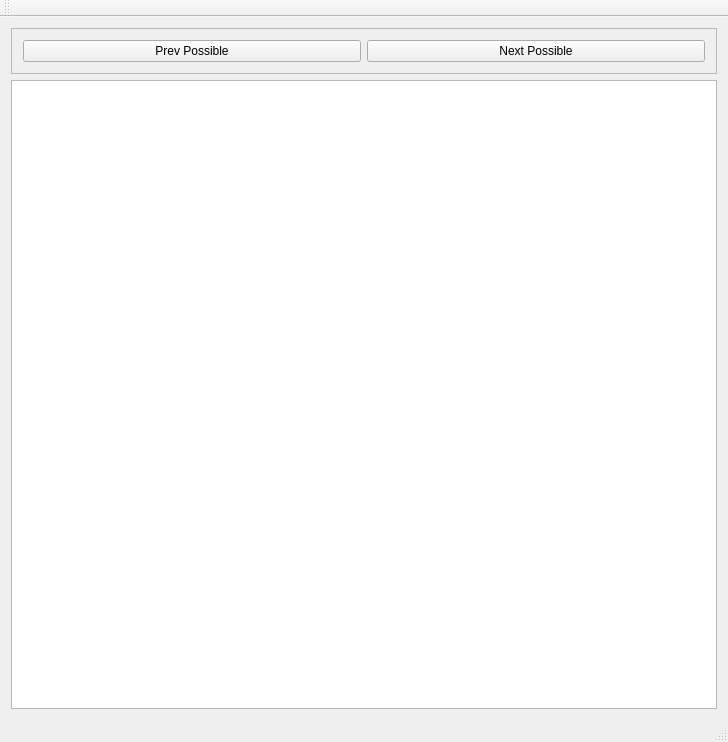
This is mainwindow.ui in AdamSLevy/Checkers_QtGUI as Qt 5 draws it before an edit. The edited form follows.
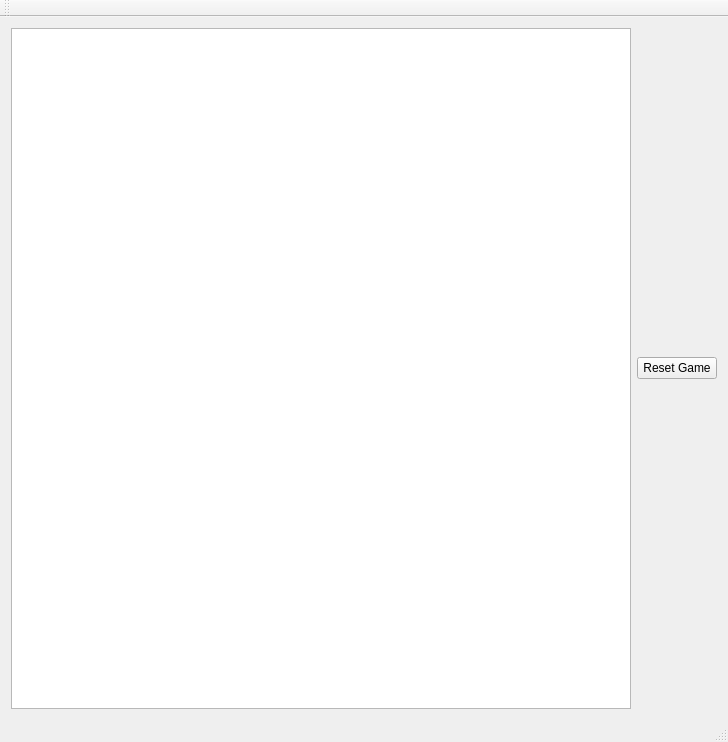
This is the edited form.

Commit message: Reset board button

```diff
--- a/mainwindow.ui
+++ b/mainwindow.ui
@@ -14,36 +14,17 @@
    <string>MainWindow</string>
   </property>
   <widget class="QWidget" name="centralWidget">
-   <layout class="QVBoxLayout" name="verticalLayout">
-    <item>
-     <widget class="QFrame" name="frame_2">
-      <property name="frameShape">
-       <enum>QFrame::StyledPanel</enum>
-      </property>
-      <property name="frameShadow">
-       <enum>QFrame::Raised</enum>
-      </property>
-      <layout class="QHBoxLayout" name="horizontalLayout_2">
-       <item>
-        <widget class="QPushButton" name="pushButton">
-         <property name="text">
-          <string>Prev Possible</string>
-         </property>
-        </widget>
-       </item>
-       <item>
-        <widget class="QPushButton" name="pushButton_2">
-         <property name="text">
-          <string>Next Possible</string>
-         </property>
-        </widget>
-       </item>
-      </layout>
-     </widget>
-    </item>
-    <item>
+   <layout class="QGridLayout" name="gridLayout">
+    <item row="0" column="0">
      <widget class="QGraphicsView" name="graphicsView"/>
     </item>
+    <item row="0" column="1">
+     <widget class="QPushButton" name="resetGame">
+      <property name="text">
+       <string>Reset Game</string>
+      </property>
+     </widget>
+    </item>
    </layout>
   </widget>
   <widget class="QMenuBar" name="menuBar">
```
The commit also changes 1 other file.
